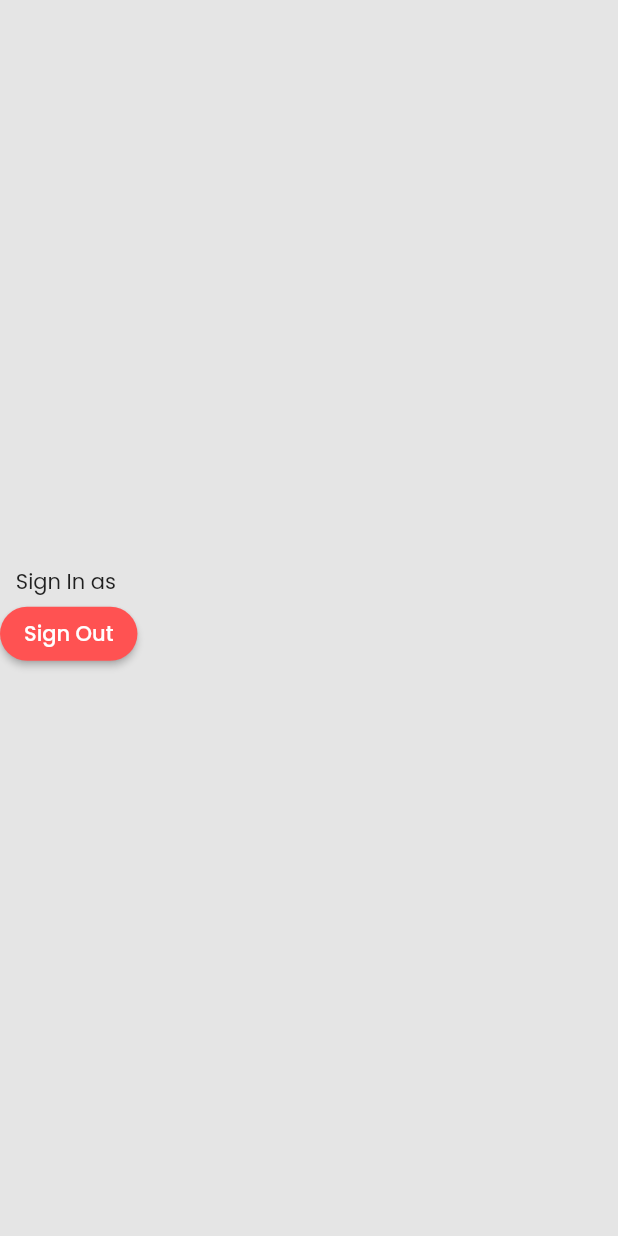
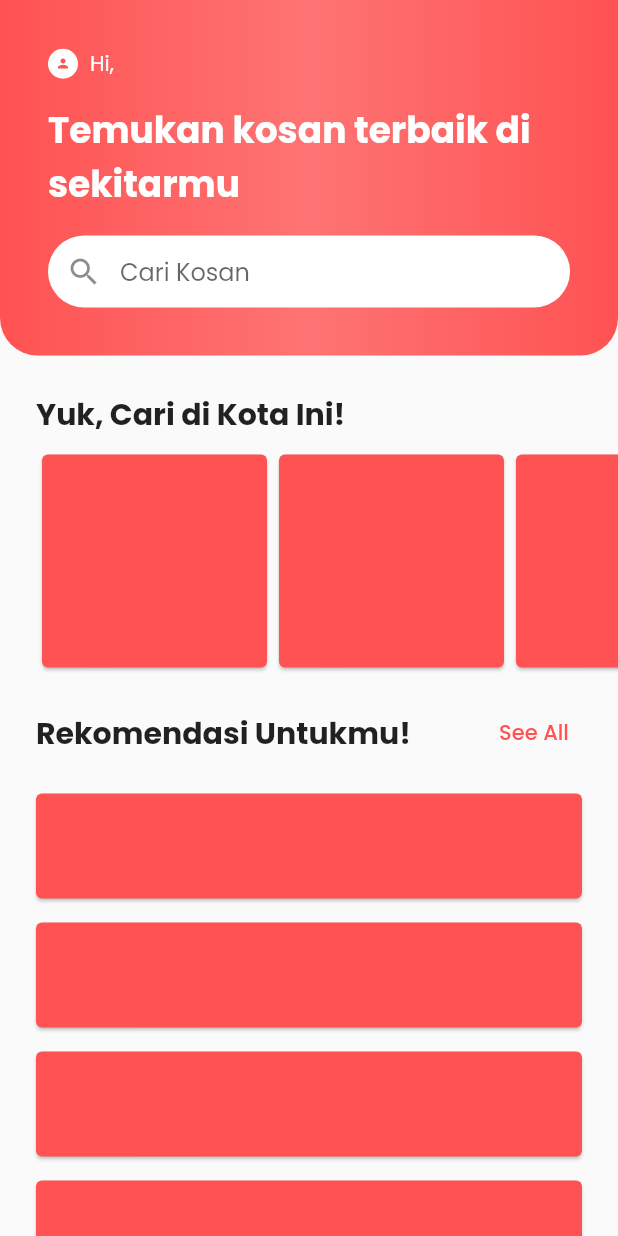
Before and after one commit to ianahmfac/Ala-Kosan, a Flutter app: the HomePage screen opened directly, on a phone screen of 412 x 824 dp. Run offline on Flutter 3.47's test engine with Material 2 defaults, Android fonts, the light colour scheme and no system bars; our stand-ins replace cloud_firestore, firebase_auth, firebase_core, firebase_storage, flutter_spinkit, google_fonts and 2 more; accounts and stored records are empty.

Commit message:
Edit firebase storage, design home page

```diff
--- a/lib/main.dart
+++ b/lib/main.dart
@@ -32,7 +32,6 @@ class MyApp extends StatelessWidget {
           theme: ThemeData(
             primaryColor: primaryColor,
             accentColor: accentColor,
-            scaffoldBackgroundColor: backgroundColor,
             elevatedButtonTheme: elevatedButtonStyle,
             outlinedButtonTheme: outlineButtonStyle,
             textTheme: GoogleFonts.poppinsTextTheme(),
--- a/lib/pages/home_page.dart
+++ b/lib/pages/home_page.dart
@@ -1,7 +1,11 @@
+import 'package:ala_kosan/models/user_app.dart';
 import 'package:ala_kosan/providers/user_provider.dart';
 import 'package:ala_kosan/services/auth_service.dart';
+import 'package:ala_kosan/shared/themes.dart';
 import 'package:flutter/cupertino.dart';
 import 'package:flutter/material.dart';
+import 'package:flutter/services.dart';
+import 'package:flutter_spinkit/flutter_spinkit.dart';
 import 'package:provider/provider.dart';
 
 class HomePage extends StatefulWidget {
@@ -18,24 +22,179 @@ class _HomePageState extends State<HomePage> {
 
   @override
   Widget build(BuildContext context) {
-    return Scaffold(
-      body: Column(
-        mainAxisAlignment: MainAxisAlignment.center,
+    final user = Provider.of<UserProvider>(context).user;
+    return AnnotatedRegion<SystemUiOverlayStyle>(
+      value: SystemUiOverlayStyle.light,
+      child: Scaffold(
+        body: (user != null)
+            ? SingleChildScrollView(
+                child: Column(
+                  crossAxisAlignment: CrossAxisAlignment.start,
+                  children: [
+                    _buildHeader(user, context),
+                    SizedBox(height: 24),
+                    Padding(
+                      padding: const EdgeInsets.symmetric(horizontal: 24),
+                      child: Text(
+                        "Yuk, Cari di Kota Ini!",
+                        style: contentTitle(context).copyWith(
+                          fontWeight: FontWeight.bold,
+                        ),
+                      ),
+                    ),
+                    SizedBox(height: 8),
+                    SizedBox(
+                      height: 150,
+                      child: ListView.builder(
+                        padding: const EdgeInsets.symmetric(horizontal: 24),
+                        scrollDirection: Axis.horizontal,
+                        itemCount: 5,
+                        itemBuilder: (context, index) => Card(
+                          color: primaryColor,
+                          child: Container(
+                            height: 150,
+                            width: 150,
+                          ),
+                        ),
+                      ),
+                    ),
+                    SizedBox(height: 16),
+                    Padding(
+                      padding: const EdgeInsets.symmetric(horizontal: 24),
+                      child: Row(
+                        children: [
+                          Expanded(
+                            child: Text(
+                              "Rekomendasi Untukmu!",
+                              style: contentTitle(context).copyWith(
+                                fontWeight: FontWeight.bold,
+                              ),
+                            ),
+                          ),
+                          TextButton(
+                            onPressed: () {},
+                            child: Text("See All"),
+                            style: TextButton.styleFrom(
+                              primary: primaryColor,
+                            ),
+                          ),
+                        ],
+                      ),
+                    ),
+                    SizedBox(height: 8),
+                    ...List.generate(
+                      5,
+                      (index) => Card(
+                        margin: const EdgeInsets.symmetric(
+                          horizontal: 24,
+                          vertical: 8,
+                        ),
+                        color: primaryColor,
+                        child: Container(
+                          height: 70,
+                          width: double.infinity,
+                        ),
+                      ),
+                    ),
+                  ],
+                ),
+              )
+            : Center(
+                child: SpinKitFadingCircle(
+                  color: accentColor,
+                  size: 50,
+                ),
+              ),
+      ),
+    );
+  }
+
+  Widget _buildHeader(UserApp user, BuildContext context) {
+    return Container(
+      padding: const EdgeInsets.all(32),
+      decoration: BoxDecoration(
+        borderRadius: BorderRadius.vertical(bottom: Radius.circular(25)),
+        gradient: LinearGradient(
+          colors: [
+            primaryColor,
+            primaryColor.withOpacity(0.8),
+            primaryColor,
+          ],
+          begin: Alignment.centerLeft,
+          end: Alignment.centerRight,
+        ),
+      ),
+      child: Column(
         children: [
-          Consumer<UserProvider>(
-            builder: (context, value, child) => Text(
-              "Sign In as ${value.user != null ? value.user.name : "Loading"}",
-            ),
-          ),
-          ElevatedButton(
-            onPressed: () {
-              Provider.of<UserProvider>(context, listen: false).userSignOut();
-              AuthService.signOut();
-            },
-            child: Text("Sign Out"),
-          ),
+          _buildWelcomeGreetings(user, context),
+          _buildSearchField(),
         ],
       ),
     );
   }
+
+  Widget _buildSearchField() {
+    return TextField(
+      onTap: () {
+        Provider.of<UserProvider>(context, listen: false).userSignOut();
+        AuthService.signOut();
+      },
+      textAlignVertical: TextAlignVertical.center,
+      decoration: InputDecoration(
+        contentPadding: const EdgeInsets.symmetric(vertical: 10),
+        fillColor: Colors.white,
+        filled: true,
+        border: OutlineInputBorder(
+          borderRadius: BorderRadius.circular(30),
+          borderSide: BorderSide.none,
+        ),
+        hintText: "Cari Kosan",
+        prefixIcon: Icon(Icons.search),
+      ),
+    );
+  }
+
+  Widget _buildWelcomeGreetings(UserApp user, BuildContext context) {
+    return Column(
+      children: [
+        SafeArea(
+          bottom: false,
+          child: Row(
+            children: [
+              CircleAvatar(
+                backgroundColor: Colors.white,
+                backgroundImage:
+                    user.imageUrl != "" ? NetworkImage(user.imageUrl) : null,
+                radius: 10,
+                child: user.imageUrl != ""
+                    ? null
+                    : Icon(
+                        Icons.person,
+                        color: primaryColor,
+                        size: 10,
+                      ),
+              ),
+              SizedBox(width: 8),
+              Expanded(
+                  child: Text(
+                "Hi, ${user.name ?? ""}",
+                style: TextStyle(
+                  color: Colors.white,
+                ),
+              )),
+            ],
+          ),
+        ),
+        SizedBox(height: 16),
+        Text(
+          "Temukan kosan terbaik di sekitarmu",
+          style: onBoardTitle(context).copyWith(
+            color: Colors.white,
+            fontWeight: FontWeight.bold,
+          ),
+        ),
+        SizedBox(height: 16),
+      ],
+    );
+  }
 }
--- a/lib/services/auth_service.dart
+++ b/lib/services/auth_service.dart
@@ -21,7 +21,8 @@ class AuthService {
   static Future<void> signUp(String email, String password, String name,
       String phoneNumber, File image) async {
     try {
-      String imageUrl = await UploadImageService.uploadAndGetImageUrl(image);
+      String imageUrl =
+          await UploadImageService.uploadAndGetImageUrl(email, image);
       UserCredential cred = await _auth.createUserWithEmailAndPassword(
           email: email, password: password);
       UserApp user = UserApp(
@@ -33,10 +34,10 @@ class AuthService {
       );
       UserService.setUser(user);
     } on FirebaseAuthException catch (e) {
-      UploadImageService.deleteImage(image.path);
+      UploadImageService.deleteImage(email);
       throw e.message;
     } catch (e) {
-      UploadImageService.deleteImage(image.path);
+      UploadImageService.deleteImage(email);
       throw Exception("Terjadi kesalahan, silahkan coba lagi nanti.");
     }
   }
--- a/lib/services/upload_image_service.dart
+++ b/lib/services/upload_image_service.dart
@@ -1,27 +1,21 @@
 import 'dart:io';
 
 import 'package:firebase_storage/firebase_storage.dart';
-import 'package:path/path.dart' as path;
 
 class UploadImageService {
   static final Reference _userProfileRef =
       FirebaseStorage.instance.ref("profile_picture");
 
-  static Future<String> uploadAndGetImageUrl(File image) async {
+  static Future<String> uploadAndGetImageUrl(String email, File image) async {
     if (image != null) {
-      String imageUrl = "";
-      final String imagePath = path.basename(image.path);
-      UploadTask imageUpload = _userProfileRef.child(imagePath).putFile(image);
-      await imageUpload.whenComplete(() async {
-        imageUrl = await _userProfileRef.child(imagePath).getDownloadURL();
-      });
-      return imageUrl;
+      UploadTask imageUpload =
+          _userProfileRef.child("$email.png").putFile(image);
+      return imageUpload.snapshot.ref.getDownloadURL();
     }
     return "";
   }
 
-  static void deleteImage(String imageUrl) async {
-    if (imageUrl == null) return;
-    await _userProfileRef.child(path.basename(imageUrl)).delete();
+  static void deleteImage(String email) async {
+    await _userProfileRef.child("$email.png").delete();
   }
 }
--- a/lib/services/user_service.dart
+++ b/lib/services/user_service.dart
@@ -10,7 +10,7 @@ class UserService {
       "email": user.email,
       "name": user.name,
       "phoneNumber": user.phoneNumber,
-      "imageUrl": user.imageUrl,
+      "imageUrl": user.imageUrl ?? "",
     });
   }
 
--- a/lib/shared/themes.dart
+++ b/lib/shared/themes.dart
@@ -2,7 +2,6 @@ import 'package:flutter/material.dart';
 
 const Color primaryColor = Colors.redAccent;
 const Color accentColor = Colors.orange;
-const Color backgroundColor = Color(0xffe5e5e5);
 
 ElevatedButtonThemeData elevatedButtonStyle = ElevatedButtonThemeData(
   style: ElevatedButton.styleFrom(
```
Also changed, not shown: 1 other file.
